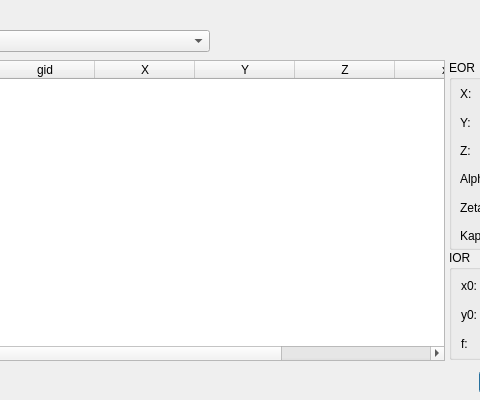
Qt form moniQue/gui/src/orient_dlg_base.ui (smfloery/moniQue) before a commit; both pictures show x 111 to 591 and y 0 to 400 of the 750 by 400 pixel window.
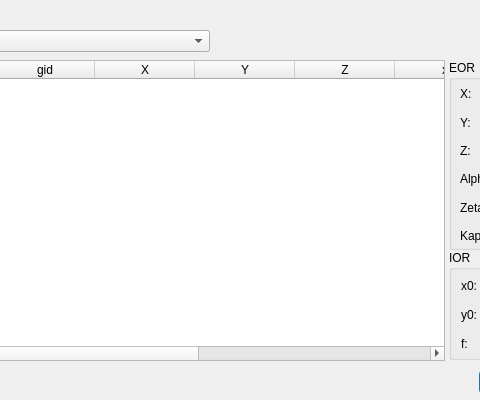
The same form after that commit.

Patch:
```diff
--- a/moniQue/gui/src/orient_dlg_base.ui
+++ b/moniQue/gui/src/orient_dlg_base.ui
@@ -87,6 +87,16 @@
      <string>y</string>
     </property>
    </column>
+   <column>
+    <property name="text">
+     <string>dx</string>
+    </property>
+   </column>
+   <column>
+    <property name="text">
+     <string>dy</string>
+    </property>
+   </column>
   </widget>
   <widget class="QGroupBox" name="groupBox">
    <property name="geometry">
```
Left out of the diff: 10 changed lines with no effect on the pictures.
